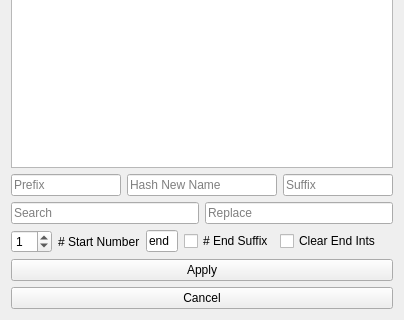
The window that Contents/scripts/takRenamer/gui/widgets/main.ui (LEESANGTAK/takRenamer) describes before a commit, drawn with Qt 5; both pictures show x 0 to 404 and y 250 to 570 of the 404 by 570 pixel window.
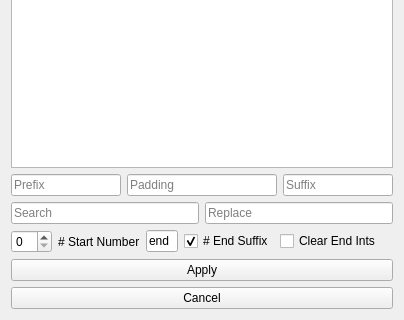
The same window after the commit.

```diff
--- a/Contents/scripts/takRenamer/gui/widgets/main.ui
+++ b/Contents/scripts/takRenamer/gui/widgets/main.ui
@@ -91,10 +91,13 @@
         </size>
        </property>
        <property name="toolTip">
-        <string># will replace with number and $ will replace with character</string>
+        <string># will be numbers and $ will be alphabets</string>
+       </property>
+       <property name="text">
+        <string/>
        </property>
        <property name="placeholderText">
-        <string>Hash New Name</string>
+        <string>Padding</string>
        </property>
       </widget>
      </item>
@@ -130,7 +133,7 @@
      <item>
       <widget class="QSpinBox" name="startNumSpinbox">
        <property name="value">
-        <number>1</number>
+        <number>0</number>
        </property>
       </widget>
      </item>
@@ -172,7 +175,7 @@
         <string># End Suffix</string>
        </property>
        <property name="checked">
-        <bool>false</bool>
+        <bool>true</bool>
        </property>
        <property name="tristate">
         <bool>false</bool>
```
